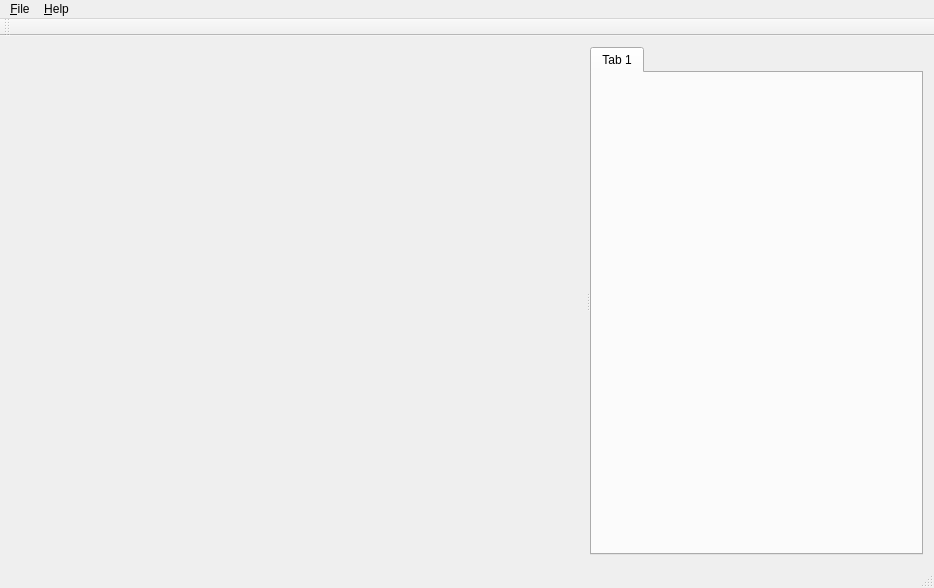
First picture: the form in applications/qt_opengl_test/mainwindow.ui, repository rmuenste/FullC0ntact, before the edit.
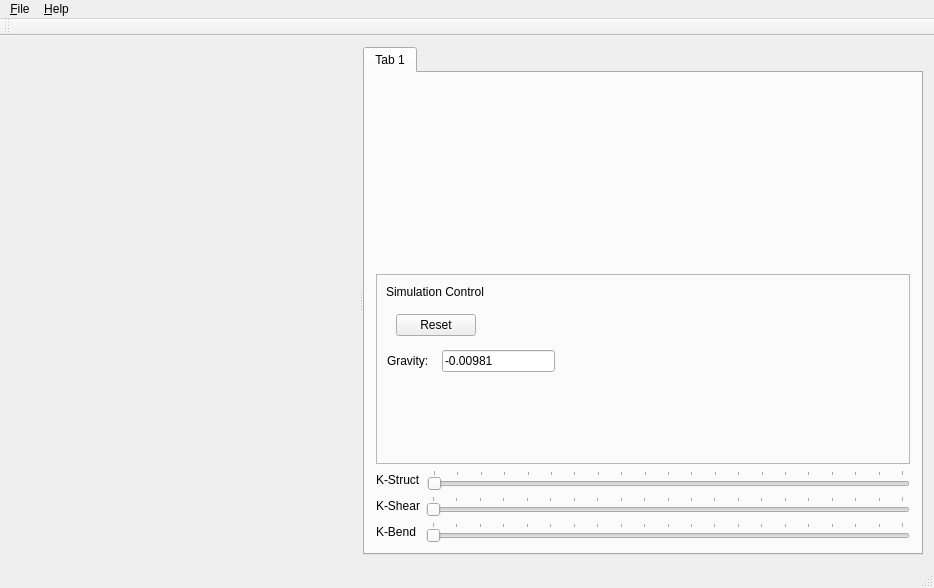
Second picture: the form after the edit. Custom widgets are drawn as their Qt base class.

Commit message: Added new GUI components for Qt application

```diff
--- a/applications/qt_opengl_test/mainwindow.ui
+++ b/applications/qt_opengl_test/mainwindow.ui
@@ -22,10 +22,186 @@
       </property>
       <widget class="MyOpenGLWidget" name="myOpenGLWidget" native="true"/>
       <widget class="QTabWidget" name="tabWidget">
-       <widget class="QWidget" name="tabWidgetPage1" native="true">
+       <property name="sizePolicy">
+        <sizepolicy hsizetype="Expanding" vsizetype="Expanding">
+         <horstretch>0</horstretch>
+         <verstretch>0</verstretch>
+        </sizepolicy>
+       </property>
+       <widget class="QWidget" name="tabWidgetPage1">
         <attribute name="title">
          <string>Tab 1</string>
         </attribute>
+        <layout class="QVBoxLayout" name="verticalLayout_2">
+         <item>
+          <spacer name="verticalSpacer">
+           <property name="orientation">
+            <enum>Qt::Vertical</enum>
+           </property>
+           <property name="sizeHint" stdset="0">
+            <size>
+             <width>20</width>
+             <height>40</height>
+            </size>
+           </property>
+          </spacer>
+         </item>
+         <item>
+          <widget class="QFrame" name="frame">
+           <property name="sizePolicy">
+            <sizepolicy hsizetype="Preferred" vsizetype="Expanding">
+             <horstretch>0</horstretch>
+             <verstretch>0</verstretch>
+            </sizepolicy>
+           </property>
+           <property name="minimumSize">
+            <size>
+             <width>0</width>
+             <height>10</height>
+            </size>
+           </property>
+           <property name="frameShape">
+            <enum>QFrame::StyledPanel</enum>
+           </property>
+           <property name="frameShadow">
+            <enum>QFrame::Raised</enum>
+           </property>
+           <widget class="QPushButton" name="pushButton">
+            <property name="geometry">
+             <rect>
+              <x>20</x>
+              <y>40</y>
+              <width>80</width>
+              <height>22</height>
+             </rect>
+            </property>
+            <property name="text">
+             <string>Reset</string>
+            </property>
+           </widget>
+           <widget class="QLabel" name="label_4">
+            <property name="geometry">
+             <rect>
+              <x>10</x>
+              <y>10</y>
+              <width>111</width>
+              <height>16</height>
+             </rect>
+            </property>
+            <property name="text">
+             <string>Simulation Control</string>
+            </property>
+           </widget>
+           <widget class="QLabel" name="label_5">
+            <property name="geometry">
+             <rect>
+              <x>11</x>
+              <y>80</y>
+              <width>59</width>
+              <height>14</height>
+             </rect>
+            </property>
+            <property name="text">
+             <string>Gravity:</string>
+            </property>
+           </widget>
+           <widget class="QLineEdit" name="lineEdit">
+            <property name="geometry">
+             <rect>
+              <x>66</x>
+              <y>76</y>
+              <width>113</width>
+              <height>22</height>
+             </rect>
+            </property>
+            <property name="text">
+             <string>-0.00981</string>
+            </property>
+           </widget>
+          </widget>
+         </item>
+         <item>
+          <layout class="QHBoxLayout" name="horizontalLayout_3">
+           <item>
+            <widget class="QLabel" name="label_3">
+             <property name="text">
+              <string>K-Struct</string>
+             </property>
+            </widget>
+           </item>
+           <item>
+            <widget class="QSlider" name="horizontalSlider_3">
+             <property name="maximum">
+              <number>100</number>
+             </property>
+             <property name="orientation">
+              <enum>Qt::Horizontal</enum>
+             </property>
+             <property name="tickPosition">
+              <enum>QSlider::TicksAbove</enum>
+             </property>
+             <property name="tickInterval">
+              <number>5</number>
+             </property>
+            </widget>
+           </item>
+          </layout>
+         </item>
+         <item>
+          <layout class="QHBoxLayout" name="horizontalLayout_2">
+           <item>
+            <widget class="QLabel" name="label_2">
+             <property name="text">
+              <string>K-Shear</string>
+             </property>
+            </widget>
+           </item>
+           <item>
+            <widget class="QSlider" name="horizontalSlider_2">
+             <property name="maximum">
+              <number>100</number>
+             </property>
+             <property name="orientation">
+              <enum>Qt::Horizontal</enum>
+             </property>
+             <property name="tickPosition">
+              <enum>QSlider::TicksAbove</enum>
+             </property>
+             <property name="tickInterval">
+              <number>5</number>
+             </property>
+            </widget>
+           </item>
+          </layout>
+         </item>
+         <item>
+          <layout class="QHBoxLayout" name="horizontalLayout">
+           <item>
+            <widget class="QLabel" name="label">
+             <property name="text">
+              <string>K-Bend </string>
+             </property>
+            </widget>
+           </item>
+           <item>
+            <widget class="QSlider" name="horizontalSlider">
+             <property name="maximum">
+              <number>100</number>
+             </property>
+             <property name="orientation">
+              <enum>Qt::Horizontal</enum>
+             </property>
+             <property name="tickPosition">
+              <enum>QSlider::TicksAbove</enum>
+             </property>
+             <property name="tickInterval">
+              <number>5</number>
+             </property>
+            </widget>
+           </item>
+          </layout>
+         </item>
+        </layout>
        </widget>
       </widget>
      </widget>
```
The commit also changes 4 other files.
